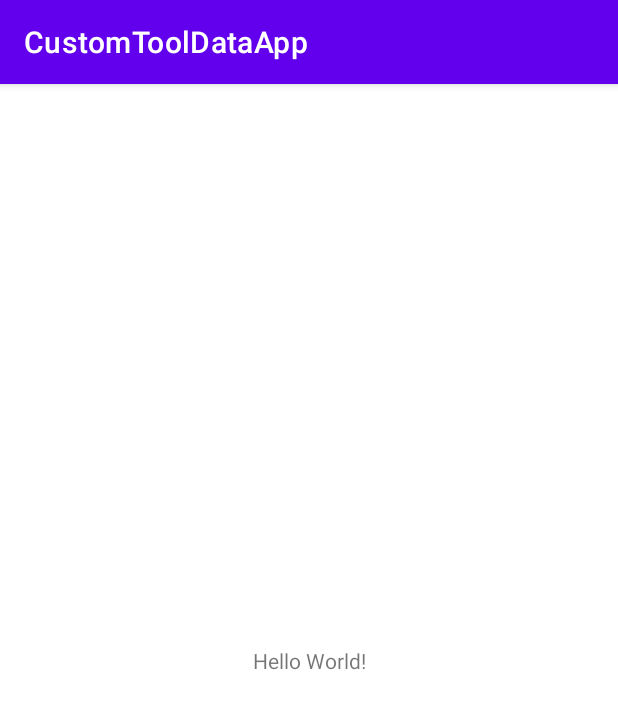
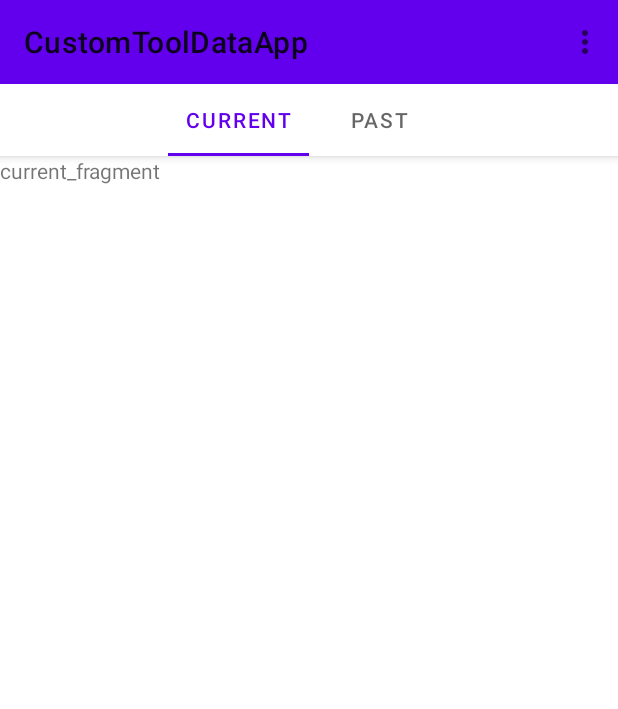
Before and after one commit to diamondadam/CustomToolAndGrindingDataApp, an Android app: the screen it shows after launch (MainActivity), on a phone screen of 412 x 824 dp. Shown: the top 709 px of the screen. Run offline under Robolectric (Android 15) with nearby library versions, the phone set to English and light mode, and no system bars.

```diff
--- a/app/build.gradle
+++ b/app/build.gradle
@@ -29,11 +29,15 @@ android {
 }
 
 dependencies {
+    implementation 'androidx.appcompat:appcompat:1.2.0'
+    implementation 'com.google.android.material:material:1.2.1'
 
     implementation 'androidx.appcompat:appcompat:1.2.0'
     implementation 'com.google.android.material:material:1.2.1'
     implementation 'androidx.constraintlayout:constraintlayout:2.0.4'
-    testImplementation 'junit:junit:4.+'
+    implementation 'androidx.coordinatorlayout:coordinatorlayout:1.1.0'
+    implementation 'androidx.legacy:legacy-support-v4:1.0.0'
+    testImplementation 'junit:junit:4.13.1'
     androidTestImplementation 'androidx.test.ext:junit:1.1.2'
     androidTestImplementation 'androidx.test.espresso:espresso-core:3.3.0'
 }
--- a/app/src/main/AndroidManifest.xml
+++ b/app/src/main/AndroidManifest.xml
@@ -9,6 +9,7 @@
         android:roundIcon="@mipmap/ic_launcher_round"
         android:supportsRtl="true"
         android:theme="@style/Theme.CustomToolDataApp">
+
         <activity android:name=".MainActivity">
             <intent-filter>
                 <action android:name="android.intent.action.MAIN" />
--- /dev/null
+++ b/app/src/main/java/com/example/customtooldataapp/CurrentFragment.java
@@ -0,0 +1,72 @@
+package com.example.customtooldataapp;
+
+import android.os.Bundle;
+
+import androidx.annotation.NonNull;
+import androidx.annotation.Nullable;
+import androidx.fragment.app.Fragment;
+
+import android.util.Log;
+import android.view.LayoutInflater;
+import android.view.View;
+import android.view.ViewGroup;
+import android.widget.Toast;
+
+import com.google.android.material.tabs.TabLayout;
+import com.google.android.material.tabs.TabLayoutMediator;
+
+/**
+ * A simple {@link Fragment} subclass.
+ * Use the {@link CurrentFragment#newInstance} factory method to
+ * create an instance of this fragment.
+ */
+public class CurrentFragment extends Fragment {
+
+    // TODO: Rename parameter arguments, choose names that match
+    // the fragment initialization parameters, e.g. ARG_ITEM_NUMBER
+    private static final String ARG_PARAM1 = "param1";
+    private static final String ARG_PARAM2 = "param2";
+
+    // TODO: Rename and change types of parameters
+    private String mParam1;
+    private String mParam2;
+
+    public CurrentFragment() {
+        // Required empty public constructor
+        Log.d("PastFragment", "Constructor");
+    }
+
+    /**
+     * Use this factory method to create a new instance of
+     * this fragment using the provided parameters.
+     *
+     * @param param1 Parameter 1.
+     * @param param2 Parameter 2.
+     * @return A new instance of fragment CurrentFragment.
+     */
+    // TODO: Rename and change types and number of parameters
+    public static CurrentFragment newInstance(String param1, String param2) {
+        CurrentFragment fragment = new CurrentFragment();
+        Bundle args = new Bundle();
+        args.putString(ARG_PARAM1, param1);
+        args.putString(ARG_PARAM2, param2);
+        fragment.setArguments(args);
+        return fragment;
+    }
+
+    @Override
+    public void onCreate(Bundle savedInstanceState) {
+        super.onCreate(savedInstanceState);
+        if (getArguments() != null) {
+            mParam1 = getArguments().getString(ARG_PARAM1);
+            mParam2 = getArguments().getString(ARG_PARAM2);
+        }
+    }
+
+    @Override
+    public View onCreateView(LayoutInflater inflater, ViewGroup container,
+                             Bundle savedInstanceState) {
+        // Inflate the layout for this fragment
+        return inflater.inflate(R.layout.fragment_current, container, false);
+    }
+}
--- a/app/src/main/java/com/example/customtooldataapp/MainActivity.java
+++ b/app/src/main/java/com/example/customtooldataapp/MainActivity.java
@@ -1,14 +1,70 @@
 package com.example.customtooldataapp;
 
+import androidx.annotation.NonNull;
+import androidx.annotation.Nullable;
 import androidx.appcompat.app.AppCompatActivity;
+import androidx.appcompat.widget.Toolbar;
+import androidx.fragment.app.Fragment;
+import androidx.viewpager2.widget.MarginPageTransformer;
+import androidx.viewpager2.widget.ViewPager2;
 
 import android.os.Bundle;
+import android.util.Log;
+import android.view.Menu;
+import android.view.MenuItem;
+import android.view.View;
+import android.widget.Toast;
+
+import com.google.android.material.tabs.TabLayout;
+import com.google.android.material.tabs.TabLayoutMediator;
+
+import java.util.ArrayList;
+import java.util.List;
 
 public class MainActivity extends AppCompatActivity {
 
+    private TabLayout.Tab currentTab;
+    private TabLayout.Tab pastTab;
+    private TabLayout tabLayout;
+    private final String[] tabTitles = {"Current", "Past"};
     @Override
     protected void onCreate(Bundle savedInstanceState) {
         super.onCreate(savedInstanceState);
         setContentView(R.layout.activity_main);
+        //Toolbar Initialization
+        Toolbar toolbar = findViewById(R.id.toolbar);
+        setSupportActionBar(toolbar);
+        //ViewPager2 Initialization
+        ViewPager2 viewPager2 = findViewById(R.id.viewpager2);
+        ViewPagerFragmentAdapter adapter = new ViewPagerFragmentAdapter(getSupportFragmentManager(), getLifecycle());
+        viewPager2.setOrientation(ViewPager2.ORIENTATION_HORIZONTAL);
+        viewPager2.setAdapter(adapter);
+        viewPager2.setPageTransformer(new MarginPageTransformer(1500));
+        //currentTab = findViewById(R.id.current_tab);
+        TabLayout tabLayout = findViewById(R.id.tabs);
+        new TabLayoutMediator(tabLayout, viewPager2,
+                (tab, position) -> tab.setText(tabTitles[position])
+        ).attach();
+
+    }
+
+    @Override
+    public boolean onCreateOptionsMenu(Menu menu) {
+        getMenuInflater().inflate(R.menu.menu_main, menu);
+        return true;
+    }
+
+    @Override
+    public boolean onOptionsItemSelected(@NonNull MenuItem item) {
+        Log.d("onOptionsItemSelected", "Here");
+        switch (item.getItemId()) {
+            case R.id.action_settings:
+                Log.d("Case", "R.id.action_settings");
+                return true;
+            default:
+                Log.d("Case", "default");
+
+        }
+        return super.onOptionsItemSelected(item);
     }
 }
--- /dev/null
+++ b/app/src/main/java/com/example/customtooldataapp/RecycleAdapter.java
@@ -0,0 +1,4 @@
+package com.example.customtooldataapp;
+
+public class RecycleAdapter {
+}
--- /dev/null
+++ b/app/src/main/java/com/example/customtooldataapp/ViewPagerFragmentAdapter.java
@@ -0,0 +1,32 @@
+package com.example.customtooldataapp;
+
+import androidx.annotation.NonNull;
+import androidx.fragment.app.Fragment;
+import androidx.fragment.app.FragmentManager;
+import androidx.lifecycle.Lifecycle;
+import androidx.viewpager2.adapter.FragmentStateAdapter;
+
+public class ViewPagerFragmentAdapter extends FragmentStateAdapter {
+
+    public ViewPagerFragmentAdapter(@NonNull FragmentManager fragmentManager, Lifecycle lifecycle) {
+        super(fragmentManager, lifecycle);
+    }
+
+    @NonNull
+    @Override
+    public Fragment createFragment(int position) {
+        switch (position) {
+            case 0:
+                return new CurrentFragment();
+            case 1:
+                return new PastFragment();
+            default:
+                return new CurrentFragment();
+        }
+    }
+
+    @Override
+    public int getItemCount() {
+        return 2;
+    }
+}
--- a/app/src/main/res/layout/activity_main.xml
+++ b/app/src/main/res/layout/activity_main.xml
@@ -1,18 +1,54 @@
 <?xml version="1.0" encoding="utf-8"?>
-<androidx.constraintlayout.widget.ConstraintLayout xmlns:android="http://schemas.android.com/apk/res/android"
+<androidx.coordinatorlayout.widget.CoordinatorLayout xmlns:android="http://schemas.android.com/apk/res/android"
+    xmlns:tools="http://schemas.android.com/tools"
     xmlns:app="http://schemas.android.com/apk/res-auto"
-    xmlns:tools="http://schemas.android.com/tools"
+
     android:layout_width="match_parent"
-    android:layout_height="match_parent"
-    tools:context=".MainActivity">
+    android:layout_height="match_parent">
 
-    <TextView
-        android:layout_width="wrap_content"
-        android:layout_height="wrap_content"
-        android:text="Hello World!"
-        app:layout_constraintBottom_toBottomOf="parent"
-        app:layout_constraintLeft_toLeftOf="parent"
-        app:layout_constraintRight_toRightOf="parent"
-        app:layout_constraintTop_toTopOf="parent" />
+    <com.google.android.material.appbar.AppBarLayout
+        android:id="@+id/appbar"
+        android:layout_width="match_parent"
+        android:layout_height="wrap_content">
 
-</androidx.constraintlayout.widget.ConstraintLayout>
+        <androidx.appcompat.widget.Toolbar
+            android:id="@+id/toolbar"
+            android:layout_width="match_parent"
+            android:layout_height="?attr/actionBarSize"
+            app:layout_scrollFlags="scroll|enterAlways" />
+
+        <com.google.android.material.tabs.TabLayout
+            android:id="@+id/tabs"
+            android:layout_width="match_parent"
+            android:layout_height="match_parent"
+
+            app:tabGravity="center"
+            app:tabMode="scrollable">
+
+            <com.google.android.material.tabs.TabItem
+                android:id="@+id/current_tab"
+                android:layout_width="wrap_content"
+                android:layout_height="wrap_content"
+                android:text="Current" />
+
+            <com.google.android.material.tabs.TabItem
+                android:id="@+id/past_tab"
+                android:layout_width="wrap_content"
+                android:layout_height="wrap_content"
+                android:text="Past" />
+        </com.google.android.material.tabs.TabLayout>
+    </com.google.android.material.appbar.AppBarLayout>
+
+    <androidx.core.widget.NestedScrollView
+        android:layout_width="match_parent"
+        android:layout_height="match_parent"
+
+        app:layout_behavior="com.google.android.material.appbar.AppBarLayout$ScrollingViewBehavior">
+
+        <androidx.viewpager2.widget.ViewPager2
+            android:id="@+id/viewpager2"
+            android:layout_width="match_parent"
+            android:layout_height="match_parent" />
+    </androidx.core.widget.NestedScrollView>
+
+</androidx.coordinatorlayout.widget.CoordinatorLayout>
--- /dev/null
+++ b/app/src/main/res/layout/fragment_current.xml
@@ -0,0 +1,23 @@
+<?xml version="1.0" encoding="utf-8"?>
+<FrameLayout xmlns:android="http://schemas.android.com/apk/res/android"
+    xmlns:tools="http://schemas.android.com/tools"
+    android:layout_width="match_parent"
+    android:layout_height="match_parent"
+    tools:context=".CurrentFragment">
+
+    <LinearLayout
+        android:layout_width="match_parent"
+        android:layout_height="match_parent"
+        android:orientation="vertical">
+
+        <TextView
+            android:layout_width="match_parent"
+            android:layout_height="wrap_content"
+            android:text="@string/current_fragment" />
+
+        <androidx.recyclerview.widget.RecyclerView
+            android:layout_width="match_parent"
+            android:layout_height="match_parent" />
+    </LinearLayout>
+
+</FrameLayout>
--- /dev/null
+++ b/app/src/main/res/menu/menu_main.xml
@@ -0,0 +1,12 @@
+<?xml version="1.0" encoding="utf-8"?>
+<menu xmlns:android="http://schemas.android.com/apk/res/android"
+    xmlns:app="http://schemas.android.com/apk/res-auto"
+    xmlns:tools="http://schemas.android.com/tools"
+    tools:context="com.example.android.droidcafeinput.MainActivity">
+<item
+    android:id="@+id/action_settings"
+    android:orderInCategory="100"
+    android:title="@string/settings"
+    app:showAsAction="never"
+    />
+</menu>
--- a/app/src/main/res/values/strings.xml
+++ b/app/src/main/res/values/strings.xml
@@ -1,3 +1,10 @@
 <resources>
     <string name="app_name">CustomToolDataApp</string>
+    <string name="current">Current</string>
+    <string name="old">Old</string>
+    <string name="settings">Settings</string>
+    <!-- TODO: Remove or change this placeholder text -->
+    <string name="hello_blank_fragment">Hello blank fragment</string>
+    <string name="add_new_job">Add New Job</string>
+    <string name="current_fragment">current_fragment</string>
 </resources>
--- a/build.gradle
+++ b/build.gradle
@@ -2,6 +2,9 @@
 buildscript {
     repositories {
         google()
+        maven {
+            url "https://maven.google.com"
+        }
         jcenter()
     }
     dependencies {
```
Also changed, not shown: app/src/main/java/com/example/customtooldataapp/PastFragment.java (added, +67 -0 lines), app/src/main/java/com/example/customtooldataapp/ViewPagerAdapter.java (added, +58 -0 lines), app/src/main/res/layout/fragment_past.xml (added, +23 -0 lines), app/src/main/res/layout/item_transaction.xml (added, +31 -0 lines), app/src/main/res/values-night/themes.xml (+11 -1 lines), app/src/main/res/values/themes.xml (+11 -1 lines), gradle/wrapper/gradle-wrapper.properties, 3 other files.
